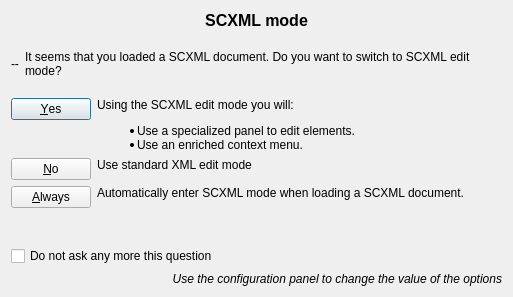
Above: src/modules/specialized/scxml/scxmlautomodedialog.ui from lbellonda/qxmledit before the change. Below: the same form after it.
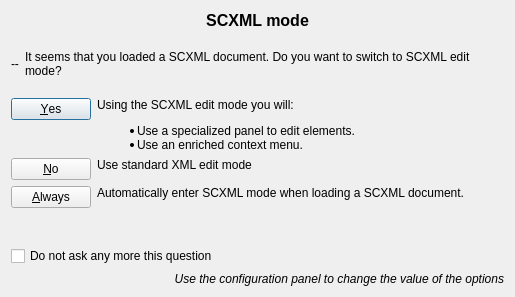
That is the form after the change. Icons and pictures are not drawn.

What changed in the file:
```diff
--- a/src/modules/specialized/scxml/scxmlautomodedialog.ui
+++ b/src/modules/specialized/scxml/scxmlautomodedialog.ui
@@ -6,7 +6,7 @@
    <rect>
     <x>0</x>
     <y>0</y>
-    <width>513</width>
+    <width>515</width>
     <height>297</height>
    </rect>
   </property>
```
Left out of the diff: 11 changed lines with no effect on the pictures.
